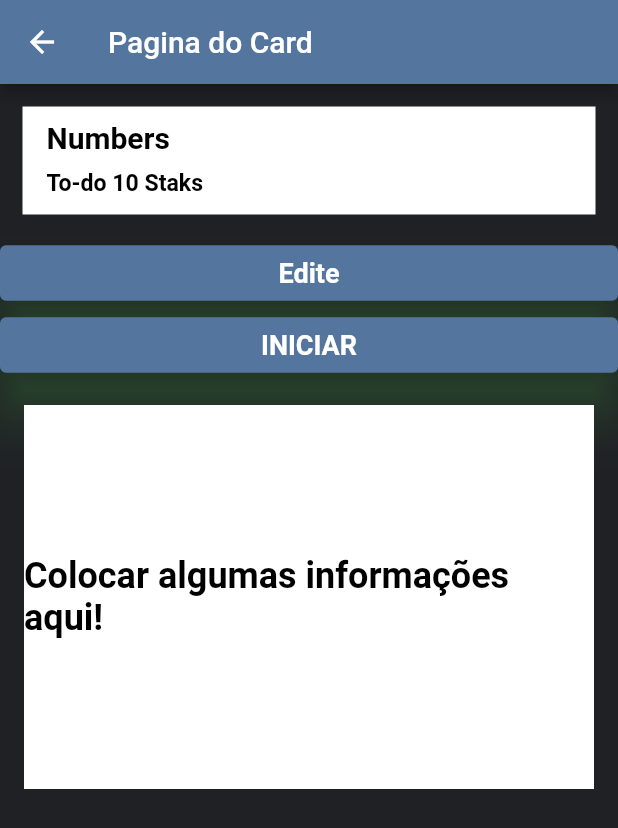
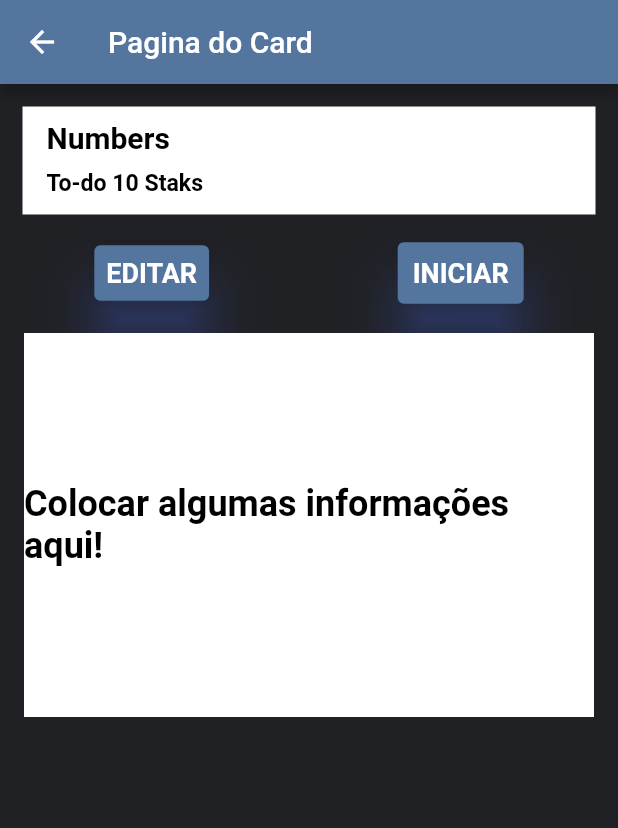
Before and after one commit to marcos-inja/app-estudo-de-ingles, a Flutter app: the screen it shows after launch, after a tap on "Quero estudar!", on a phone screen of 412 x 824 dp. Shown: the top 828 px of the screen. Run offline on Flutter 3.47's test engine with Material 2 defaults, Android fonts, the phone set to English and light mode, and no system bars.

Commit message:
pagina de cards

```diff
--- a/unki/lib/pages/card_page.dart
+++ b/unki/lib/pages/card_page.dart
@@ -14,12 +14,7 @@ class CardPage extends StatelessWidget {
 
 _body(context) {
   return ListView(
-    children: [
-      MyStatelessWidget(),
-      editar(context),
-      iniciar(context),
-      buildContainerCard()
-    ],
+    children: [MyStatelessWidget(), listBot(context), buildContainerCard()],
   );
 }
 
@@ -56,20 +51,28 @@ MyStatelessWidget() {
   );
 }
 
+Widget listBot(context) {
+  return Container(
+    child: Row(
+      mainAxisAlignment: MainAxisAlignment.spaceAround,
+      children: [editar(context), iniciar(context)],
+    ),
+  );
+}
+
 Widget editar(context) {
   return TextButton(
     style: TextButton.styleFrom(
         backgroundColor: Color(0xff54759E),
         elevation: 15,
-        shadowColor: Colors.green),
+        shadowColor: Color(0xff5479ff)),
     child: Text(
-      'Edite',
+      'EDITAR',
       style: TextStyle(
           color: Colors.white, fontWeight: FontWeight.bold, fontSize: 18),
     ),
     onPressed: () {
-      Navigator.push(context,
-          MaterialPageRoute(builder: (context) => MyStatelessWidget()));
+      // Irá redirecionar para a pagina de editar o card(não ta criada ainda).
     },
   );
 }
@@ -77,9 +80,10 @@ Widget editar(context) {
 Widget iniciar(context) {
   return TextButton(
     style: TextButton.styleFrom(
+        padding: EdgeInsets.all(10),
         backgroundColor: Color(0xff54759E),
         elevation: 15,
-        shadowColor: Colors.green),
+        shadowColor: Color(0xff5479ff)),
     child: Text(
       'INICIAR',
       style: TextStyle(
```
